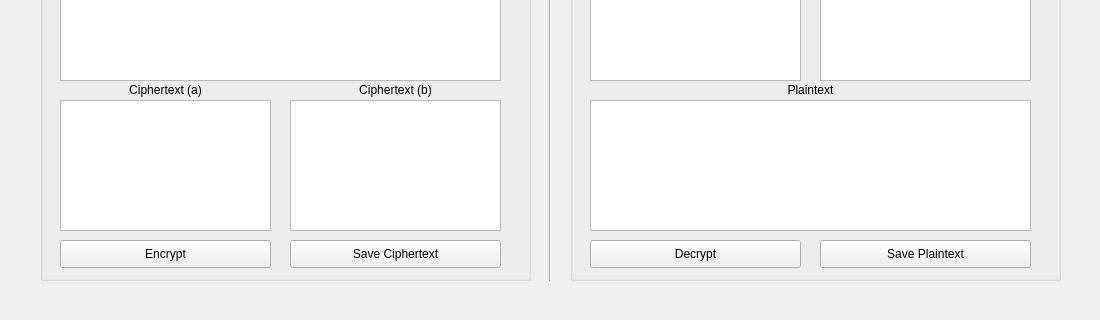
Old version of the form src/view/main_window.ui in the repository mzunanalfikri/public-key-cryptography-implementation; both pictures show x 0 to 1100 and y 430 to 750 of the 1100 by 750 pixel window.
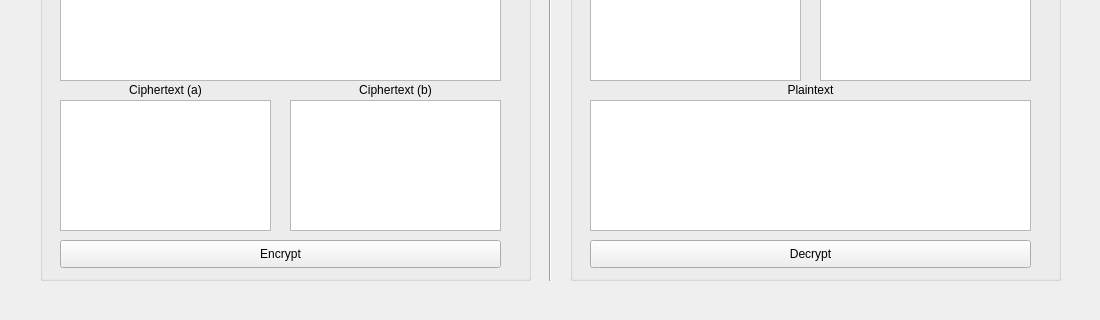
New version of the form. The open tabs and pages were chosen to show the change.

Commit message: Change output implementation in elgamal

The edit to the form file:
```diff
--- a/src/view/main_window.ui
+++ b/src/view/main_window.ui
@@ -811,7 +811,7 @@
         <rect>
          <x>20</x>
          <y>360</y>
-         <width>211</width>
+         <width>441</width>
          <height>28</height>
         </rect>
        </property>
@@ -861,19 +861,6 @@
         </item>
        </layout>
       </widget>
-      <widget class="QPushButton" name="egSaveCtBtn">
-       <property name="geometry">
-        <rect>
-         <x>250</x>
-         <y>360</y>
-         <width>211</width>
-         <height>28</height>
-        </rect>
-       </property>
-       <property name="text">
-        <string>Save Ciphertext</string>
-       </property>
-      </widget>
       <widget class="QPlainTextEdit" name="egEncCtBOut">
        <property name="geometry">
         <rect>
@@ -994,7 +981,7 @@
         <rect>
          <x>20</x>
          <y>360</y>
-         <width>211</width>
+         <width>441</width>
          <height>28</height>
         </rect>
        </property>
@@ -1044,19 +1031,6 @@
         </item>
        </layout>
       </widget>
-      <widget class="QPushButton" name="egSavePtBtn">
-       <property name="geometry">
-        <rect>
-         <x>250</x>
-         <y>360</y>
-         <width>211</width>
-         <height>28</height>
-        </rect>
-       </property>
-       <property name="text">
-        <string>Save Plaintext</string>
-       </property>
-      </widget>
       <widget class="QPlainTextEdit" name="egDecCtBInp">
        <property name="geometry">
         <rect>
```
The commit also changes 1 other file.
